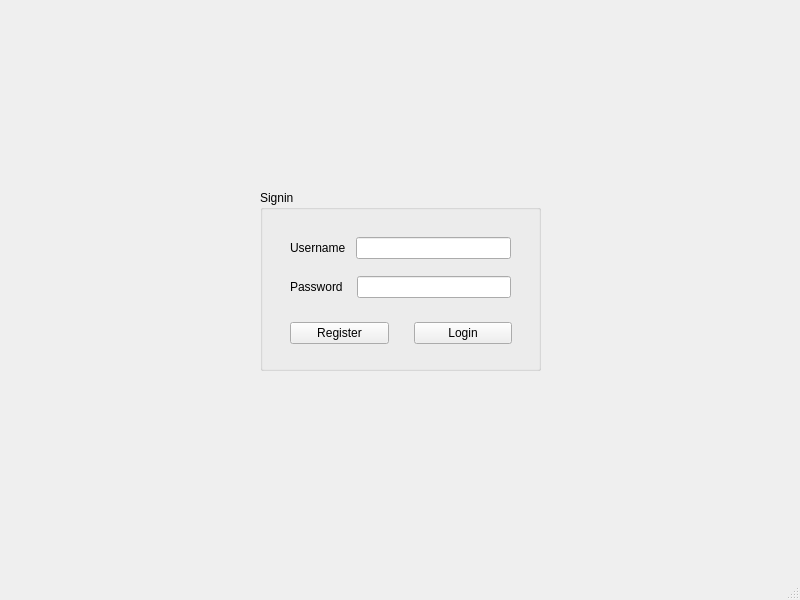
Qt form RecordManager/mainwindow.ui (jonny21099/StudentRecordManager) before a commit.
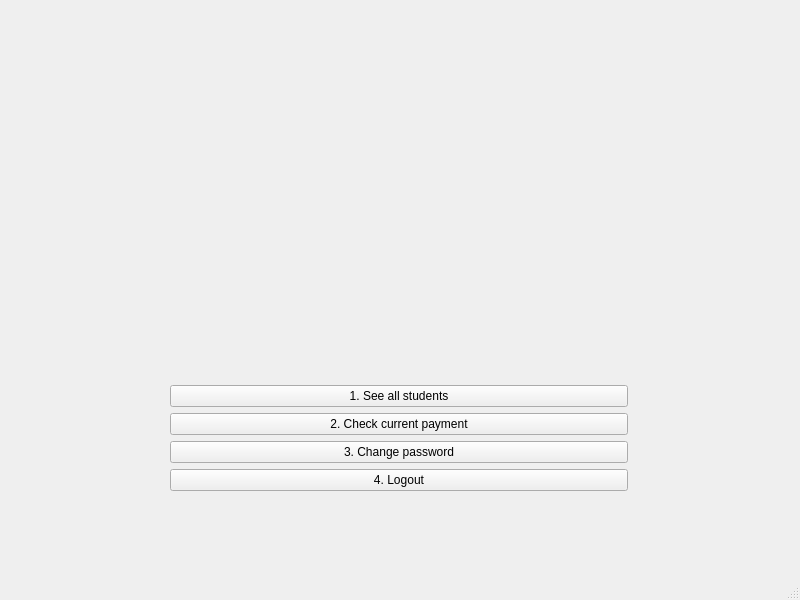
The same form after that commit. The open tabs and pages were chosen to show the change.

Commit message: Password masking complete and user interaction page complete

The edit to the form file:
```diff
--- a/RecordManager/mainwindow.ui
+++ b/RecordManager/mainwindow.ui
@@ -99,6 +99,9 @@
             <property name="enabled">
              <bool>true</bool>
             </property>
+            <property name="echoMode">
+             <enum>QLineEdit::Password</enum>
+            </property>
            </widget>
           </item>
          </layout>
@@ -139,7 +142,64 @@
       </widget>
      </widget>
     </widget>
-    <widget class="QWidget" name="page_2"/>
+    <widget class="QWidget" name="userInfo">
+     <widget class="QWidget" name="verticalLayoutWidget">
+      <property name="geometry">
+       <rect>
+        <x>170</x>
+        <y>60</y>
+        <width>458</width>
+        <height>431</height>
+       </rect>
+      </property>
+      <layout class="QVBoxLayout" name="verticalLayout_2">
+       <item>
+        <widget class="QLabel" name="name_label">
+         <property name="text">
+          <string/>
+         </property>
+         <property name="textFormat">
+          <enum>Qt::AutoText</enum>
+         </property>
+         <property name="alignment">
+          <set>Qt::AlignCenter</set>
+         </property>
+         <property name="wordWrap">
+          <bool>false</bool>
+         </property>
+        </widget>
+       </item>
+       <item>
+        <widget class="QPushButton" name="option4">
+         <property name="text">
+          <string>1. See all students</string>
+         </property>
+        </widget>
+       </item>
+       <item>
+        <widget class="QPushButton" name="option3">
+         <property name="text">
+          <string>2. Check current payment</string>
+         </property>
+        </widget>
+       </item>
+       <item>
+        <widget class="QPushButton" name="option2">
+         <property name="text">
+          <string>3. Change password</string>
+         </property>
+        </widget>
+       </item>
+       <item>
+        <widget class="QPushButton" name="option1">
+         <property name="text">
+          <string>4. Logout</string>
+         </property>
+        </widget>
+       </item>
+      </layout>
+     </widget>
+    </widget>
    </widget>
   </widget>
   <widget class="QStatusBar" name="statusbar"/>
```
Left out of the diff: 2 changed lines with no effect on the pictures. The commit also changes 3 other files.
